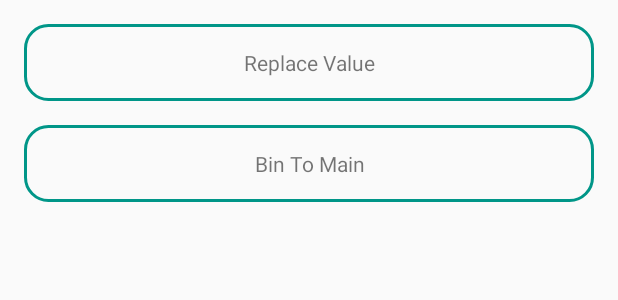
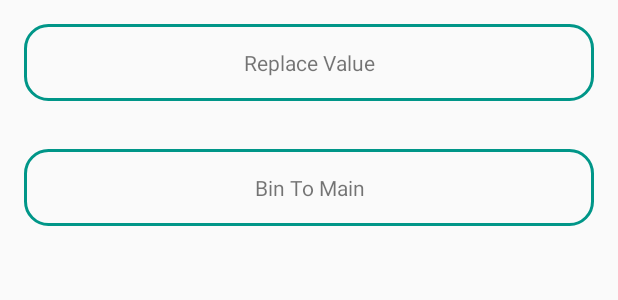
Before and after one commit to TuanNA90/Otto-LombokDemo, an Android app: the layout fragment_replace_value.xml on its own in the app's theme, with its tools: preview values and no code run, on a phone screen of 412 x 824 dp. Shown: the top 300 px of the screen. Run offline under Robolectric (Android 15) with nearby library versions, the phone set to English and light mode, and no system bars.

Commit message:
modified ReplaceValueFragment

```diff
--- a/app/src/main/java/com/tuanna/otto_lombokdemo/ReplaceValueFragment.java
+++ b/app/src/main/java/com/tuanna/otto_lombokdemo/ReplaceValueFragment.java
@@ -84,6 +84,7 @@ public class ReplaceValueFragment extends Fragment {
 
     private void replaceValue() {
         if (mWord != null) {
+            int id = mWord.getId();
             mWord.setName(mArrWord[mWord.getId()]);
         }
     }
--- a/app/src/main/res/layout/fragment_replace_value.xml
+++ b/app/src/main/res/layout/fragment_replace_value.xml
@@ -25,11 +25,18 @@
         android:padding="@dimen/activity_vertical_margin"
         android:text="@string/replace_value"/>
 
+    <ListView
+        android:id="@+id/lvWord"
+        android:layout_width="match_parent"
+        android:layout_height="wrap_content"
+        android:layout_below="@+id/tvReplaceValue"
+        android:layout_marginBottom="@dimen/activity_vertical_margin"/>
+
     <TextView
         android:id="@+id/tvBinToMain"
         android:layout_width="match_parent"
         android:layout_height="wrap_content"
-        android:layout_below="@+id/tvReplaceValue"
+        android:layout_below="@+id/lvWord"
         android:layout_centerHorizontal="true"
         android:background="@drawable/bg_button_selector"
         android:gravity="center_horizontal"
```
